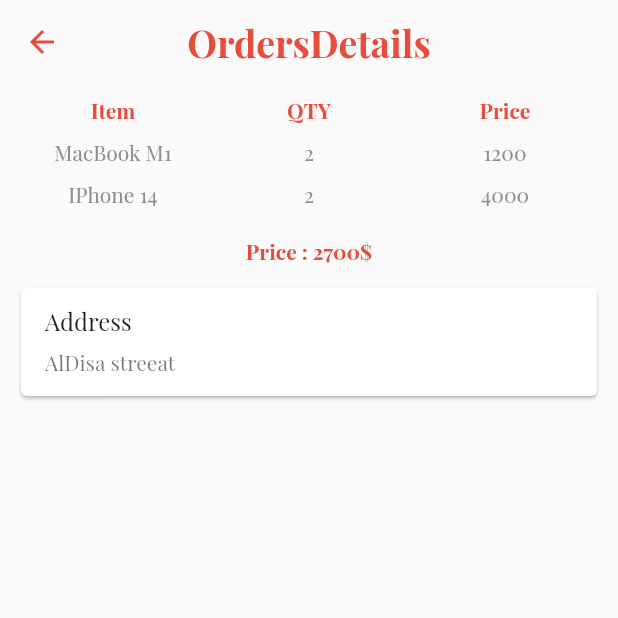
After one commit to yamnizero/edit-ecommerce-2022, a Flutter app: the OrdersDetails screen opened by its route, on a phone screen of 412 x 824 dp, the top half of it. The commit adds this screen. Run offline on Flutter 3.47's test engine with Material 2 defaults, Android fonts, the phone set to English and light mode, and no system bars; our stand-ins replace cached_network_image, dartz, firebase_core, firebase_messaging, flutter_otp_text_field, flutter_svg and 6 more; missing offline and left inert: flutter_ringtone_player; accounts and stored records are empty; statements that could not run were skipped; project files that could hold a hidden picture were left out.

Commit message:
UI OrderDetails Screen

```diff
--- /dev/null
+++ b/lib/controller/orders/details_controller.dart
@@ -0,0 +1,14 @@
+import 'package:ecommerc_2022/data/model/orders_model.dart';
+import 'package:get/get.dart';
+
+class OrdersDetailsController extends GetxController{
+
+  late OrdersModel ordersModel ;
+
+  @override
+  void onInit() {
+    ordersModel = Get.arguments['ordersModel'];
+    // TODO: implement onInit
+    super.onInit();
+  }
+}
--- a/lib/core/constant/name_routes.dart
+++ b/lib/core/constant/name_routes.dart
@@ -29,6 +29,7 @@ class AppRoutes{
 
   ///Orders
   static const String pendingOrders = "/pendingOrders";
+  static const String ordersDetails = "/ordersDetails";
 
 
 }
--- a/lib/routes.dart
+++ b/lib/routes.dart
@@ -17,6 +17,7 @@ import 'package:ecommerc_2022/view/screen/home_screen.dart';
 import 'package:ecommerc_2022/view/screen/items.dart';
 import 'package:ecommerc_2022/view/screen/myFavorite.dart';
 import 'package:ecommerc_2022/view/screen/onboarding.dart';
+import 'package:ecommerc_2022/view/screen/orders/order_details.dart';
 import 'package:ecommerc_2022/view/screen/orders/pending.dart';
 import 'package:ecommerc_2022/view/screen/product_details.dart';
 
@@ -57,4 +58,9 @@ List<GetPage<dynamic>>? routes= [
   GetPage(name: AppRoutes.checkOut, page: ()=> const CheckOut()) ,
   GetPage(name: AppRoutes.pendingOrders, page: ()=> const PendingOrders()) ,
 
+  ///OrdersDetails
+  GetPage(name: AppRoutes.ordersDetails, page: ()=> const OrdersDetails()) ,
+
+
+
 ];
--- /dev/null
+++ b/lib/view/screen/orders/order_details.dart
@@ -0,0 +1,62 @@
+import 'package:ecommerc_2022/controller/orders/details_controller.dart';
+import 'package:ecommerc_2022/core/constant/color.dart';
+import 'package:flutter/cupertino.dart';
+import 'package:flutter/material.dart';
+import 'package:get/get.dart';
+
+class OrdersDetails extends StatelessWidget {
+  const OrdersDetails({Key? key}) : super(key: key);
+
+  @override
+  Widget build(BuildContext context) {
+    OrdersDetailsController controller = Get.put(OrdersDetailsController());
+    return Scaffold(
+      appBar: AppBar(
+        title: const Text('OrdersDetails'),
+      ),
+      body: Container(
+        padding: const EdgeInsets.symmetric(horizontal: 10),
+        child: ListView(
+          children: [
+            Table(
+              children: const [
+                TableRow(
+                  children: [
+                    Text("Item",textAlign: TextAlign.center,style: TextStyle(color: AppColor.primaryColor,fontWeight: FontWeight.bold),),
+                    Text("QTY",textAlign: TextAlign.center,style: TextStyle(color: AppColor.primaryColor,fontWeight: FontWeight.bold),),
+                    Text("Price",textAlign: TextAlign.center,style: TextStyle(color: AppColor.primaryColor,fontWeight: FontWeight.bold),),
+                  ]
+                ),
+                TableRow(
+                  children: [
+                    Text("MacBook M1",textAlign: TextAlign.center,),
+                    Text("2",textAlign: TextAlign.center,),
+                    Text("1200",textAlign: TextAlign.center,),
+                  ]
+                ),
+                TableRow(
+                  children: [
+                    Text("IPhone 14",textAlign: TextAlign.center,),
+                    Text("2",textAlign: TextAlign.center,),
+                    Text("4000",textAlign: TextAlign.center,),
+                  ]
+                ),
+              ],
+            ),
+            const SizedBox(height: 10,),
+            Container(
+                padding: const EdgeInsets.symmetric(horizontal: 10),
+                child: const Text("Price : 2700\$" , textAlign: TextAlign.center,style: TextStyle(color: AppColor.primaryColor,fontWeight: FontWeight.bold))),
+            const SizedBox(height: 10,),
+            Card(
+              child: ListTile(
+                title: Text('Address'),
+                subtitle: Text('AlDisa streeat '),
+              ),
+            )
+          ],
+        ),
+      ),
+    );
+  }
+}
--- a/lib/view/widget/order/orders_list_card.dart
+++ b/lib/view/widget/order/orders_list_card.dart
@@ -1,5 +1,6 @@
 import 'package:ecommerc_2022/controller/orders/pending_controller.dart';
 import 'package:ecommerc_2022/core/constant/color.dart';
+import 'package:ecommerc_2022/core/constant/name_routes.dart';
 import 'package:ecommerc_2022/data/model/orders_model.dart';
 import 'package:flutter/material.dart';
 import 'package:get/get.dart';
@@ -65,7 +66,11 @@ class CardOrdersList extends GetView<OrdersPendingController> {
                 ),
                 const Spacer(),
                 MaterialButton(
-                  onPressed: () {},
+                  onPressed: () {
+                    Get.toNamed(AppRoutes.ordersDetails , arguments: {
+                       "ordersModel" : listData
+                    });
+                  },
                   child: const Text(
                     "Details",
                   ),
```
